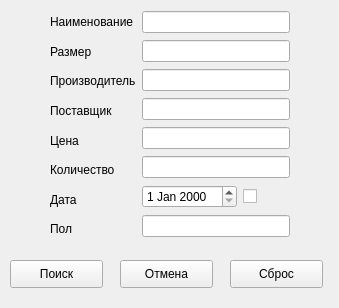
This is search_form.ui in KovalchukM98/QT_RGR as Qt 5 draws it before an edit. The edited form follows.
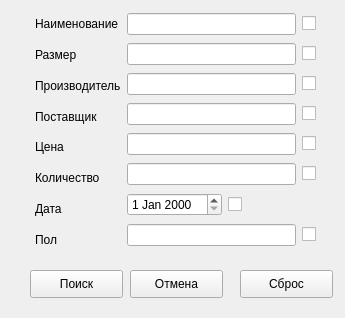
This is the edited form.

What changed in the file:
```diff
--- a/search_form.ui
+++ b/search_form.ui
@@ -6,8 +6,8 @@
    <rect>
     <x>0</x>
     <y>0</y>
-    <width>339</width>
-    <height>308</height>
+    <width>345</width>
+    <height>318</height>
    </rect>
   </property>
   <property name="windowTitle">
@@ -16,8 +16,8 @@
   <widget class="QPushButton" name="Search_Button">
    <property name="geometry">
     <rect>
-     <x>10</x>
-     <y>260</y>
+     <x>30</x>
+     <y>270</y>
      <width>93</width>
      <height>28</height>
     </rect>
@@ -29,8 +29,8 @@
   <widget class="QPushButton" name="Cancel_Button">
    <property name="geometry">
     <rect>
-     <x>120</x>
-     <y>260</y>
+     <x>130</x>
+     <y>270</y>
      <width>93</width>
      <height>28</height>
     </rect>
@@ -42,8 +42,8 @@
   <widget class="QPushButton" name="Reset_button">
    <property name="geometry">
     <rect>
-     <x>230</x>
-     <y>260</y>
+     <x>240</x>
+     <y>270</y>
      <width>93</width>
      <height>28</height>
     </rect>
@@ -52,16 +52,16 @@
     <string>Сброс</string>
    </property>
   </widget>
-  <widget class="QWidget" name="layoutWidget">
+  <widget class="QWidget" name="">
    <property name="geometry">
     <rect>
-     <x>50</x>
-     <y>10</y>
-     <width>240</width>
-     <height>231</height>
+     <x>35</x>
+     <y>11</y>
+     <width>281</width>
+     <height>241</height>
     </rect>
    </property>
-   <layout class="QHBoxLayout" name="horizontalLayout_2">
+   <layout class="QHBoxLayout" name="horizontalLayout_10">
     <item>
      <layout class="QVBoxLayout" name="verticalLayout_2">
       <item>
@@ -125,30 +125,100 @@
     <item>
      <layout class="QVBoxLayout" name="verticalLayout">
       <item>
-       <widget class="QLineEdit" name="Name_line"/>
+       <layout class="QHBoxLayout" name="horizontalLayout_9">
+        <item>
+         <widget class="QLineEdit" name="Name_line"/>
+        </item>
+        <item>
+         <widget class="QCheckBox" name="name_checkBox">
+          <property name="text">
+           <string/>
+          </property>
+         </widget>
+        </item>
+       </layout>
       </item>
       <item>
-       <widget class="QLineEdit" name="Size_line"/>
+       <layout class="QHBoxLayout" name="horizontalLayout_8">
+        <item>
+         <widget class="QLineEdit" name="Size_line"/>
+        </item>
+        <item>
+         <widget class="QCheckBox" name="size_checkBox">
+          <property name="text">
+           <string/>
+          </property>
+         </widget>
+        </item>
+       </layout>
       </item>
       <item>
-       <widget class="QLineEdit" name="Manufacturer_line"/>
+       <layout class="QHBoxLayout" name="horizontalLayout_7">
+        <item>
+         <widget class="QLineEdit" name="Manufacturer_line"/>
+        </item>
+        <item>
+         <widget class="QCheckBox" name="man_checkBox">
+          <property name="text">
+           <string/>
+          </property>
+         </widget>
+        </item>
+       </layout>
       </item>
       <item>
-       <widget class="QLineEdit" name="Provider_line"/>
+       <layout class="QHBoxLayout" name="horizontalLayout_6">
+        <item>
+         <widget class="QLineEdit" name="Provider_line"/>
+        </item>
+        <item>
+         <widget class="QCheckBox" name="prov_checkBox">
+          <property name="text">
+           <string/>
+          </property>
+         </widget>
+        </item>
+       </layout>
       </item>
       <item>
-       <widget class="QLineEdit" name="Cost_line"/>
+       <layout class="QHBoxLayout" name="horizontalLayout_5">
+        <item>
+         <widget class="QLineEdit" name="Cost_line"/>
+        </item>
+        <item>
+         <widget class="QCheckBox" name="cost_checkBox">
+          <property name="text">
+           <string/>
+          </property>
+         </widget>
+        </item>
+       </layout>
       </item>
       <item>
-       <widget class="QLineEdit" name="Num_line"/>
+       <layout class="QHBoxLayout" name="horizontalLayout_3">
+        <item>
+         <widget class="QLineEdit" name="Num_line"/>
+        </item>
+        <item>
+         <widget class="QCheckBox" name="num_checkBox">
+          <property name="text">
+           <string/>
+          </property>
+         </widget>
+        </item>
+       </layout>
       </item>
       <item>
-       <layout class="QHBoxLayout" name="horizontalLayout">
+       <layout class="QHBoxLayout" name="horizontalLayout_4">
         <item>
-         <widget class="QDateEdit" name="dateEdit"/>
+         <layout class="QHBoxLayout" name="horizontalLayout">
+          <item>
+           <widget class="QDateEdit" name="dateEdit"/>
+          </item>
+         </layout>
         </item>
         <item>
-         <widget class="QCheckBox" name="checkBox">
+         <widget class="QCheckBox" name="date_checkBox">
           <property name="text">
            <string/>
           </property>
@@ -157,7 +227,18 @@
        </layout>
       </item>
       <item>
-       <widget class="QLineEdit" name="gender_line"/>
+       <layout class="QHBoxLayout" name="horizontalLayout_2">
+        <item>
+         <widget class="QLineEdit" name="gender_line"/>
+        </item>
+        <item>
+         <widget class="QCheckBox" name="sex_checkBox">
+          <property name="text">
+           <string/>
+          </property>
+         </widget>
+        </item>
+       </layout>
       </item>
      </layout>
     </item>
```
